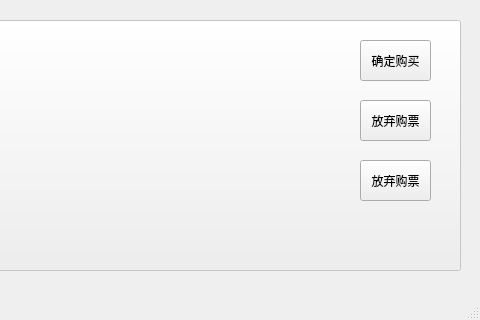
bjutSecurityst/Dtrip, file ticketwindow.ui: the form before one commit; both pictures show x 800 to 1280 and y 400 to 720 of the 1280 by 720 pixel window.
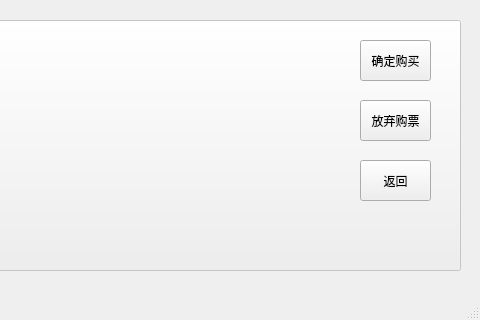
The form after the commit. Icons and pictures are not drawn.

Diff of the .ui file:
```diff
--- a/ticketwindow.ui
+++ b/ticketwindow.ui
@@ -165,7 +165,7 @@
      </rect>
     </property>
     <property name="text">
-     <string>放弃购票</string>
+     <string>返回</string>
     </property>
    </widget>
    <zorder>pushButton</zorder>
```
